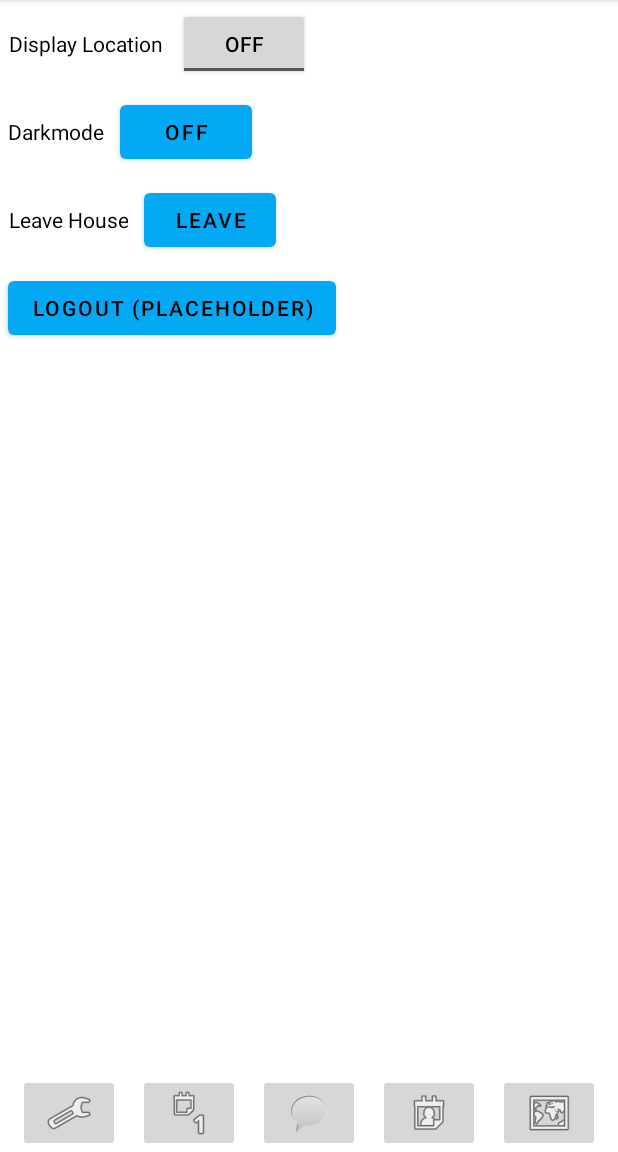
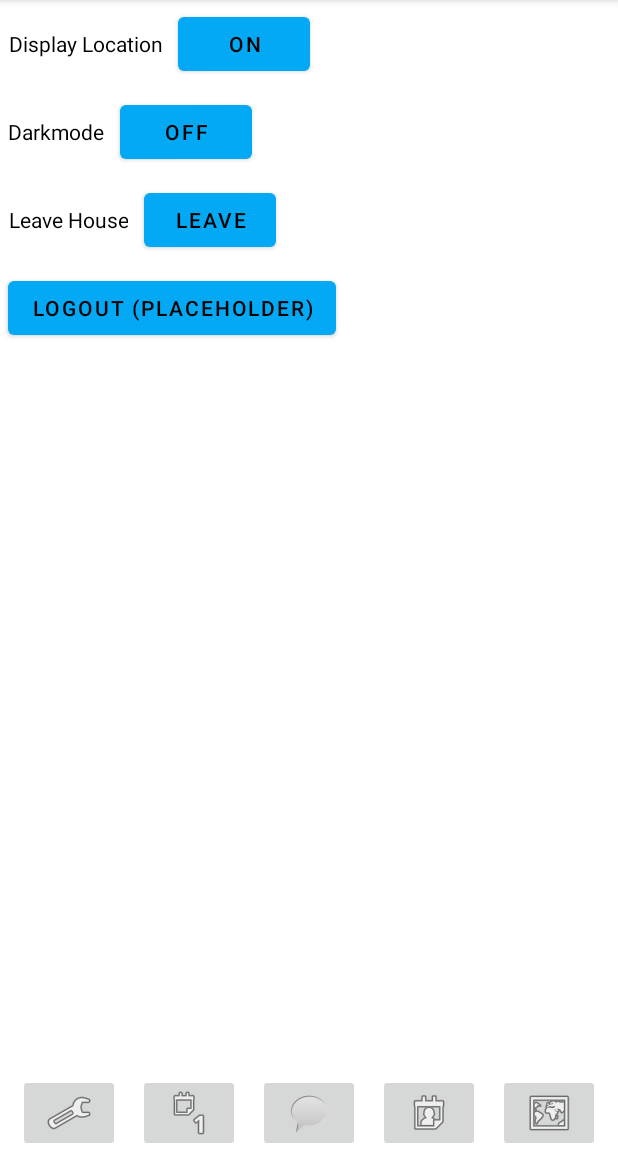
Before and after one commit to tbostanche/RoomMateys, an Android app: the SettingsActivity screen opened directly, with no data from a screen before it, on a phone screen of 412 x 824 dp, the part 84-1236 px from its top. Run offline under Robolectric (Android 15) with nearby library versions, the phone set to English and light mode, and no system bars; our stand-ins replace Firebase (no records; nobody signed in at launch, a user with empty details on screens opened directly); libraries missing offline, so code that uses them is left out: com.firebase.ui.

Commit message:
shared preferences added to settings

```diff
--- a/app/src/main/java/com/example/roommateys/SettingsActivity.java
+++ b/app/src/main/java/com/example/roommateys/SettingsActivity.java
@@ -24,6 +24,8 @@ public class SettingsActivity extends AppCompatActivity {
 
     SharedPreferences sharedPreferences;
     DatabaseReference db;
+    boolean darkmode;
+    boolean shareLocation;
 
     @Override
     protected void onCreate(Bundle savedInstanceState) {
@@ -31,9 +33,15 @@ public class SettingsActivity extends AppCompatActivity {
         setContentView(R.layout.activity_settings);
         sharedPreferences = getSharedPreferences("com.example.roommateys", Context.MODE_PRIVATE);
         db = FirebaseDatabase.getInstance().getReference();
-        if (AppCompatDelegate.getDefaultNightMode() == AppCompatDelegate.MODE_NIGHT_YES){
+        darkmode = sharedPreferences.getBoolean("darkMode", false);
+        shareLocation = sharedPreferences.getBoolean("shareLocation", true);
+        if (darkmode){
             Button darkModeButton = findViewById(R.id.darkModeButton);
             darkModeButton.setText("ON");
+        }
+        if (shareLocation){
+            Button shareLocationButton = findViewById(R.id.displayLocationButton);
+            shareLocationButton.setText("ON");
         }
     }
 
@@ -97,15 +105,28 @@ public class SettingsActivity extends AppCompatActivity {
 
     public void enableDarkModeOnClick(View view) {
         Button darkModeButton = findViewById(R.id.darkModeButton);
-        if (darkModeButton.getText().equals("OFF")){
+        if (!darkmode){
             darkModeButton.setText("ON");
             AppCompatDelegate.setDefaultNightMode(AppCompatDelegate.MODE_NIGHT_YES);
-            if (AppCompatDelegate.getDefaultNightMode() == AppCompatDelegate.MODE_NIGHT_YES){
-                Log.i("info", "Dark Mode On");
-            }
+            sharedPreferences.edit().putBoolean("darkMode", true).apply();
         } else {
             darkModeButton.setText("OFF");
             AppCompatDelegate.setDefaultNightMode(AppCompatDelegate.MODE_NIGHT_NO);
+            sharedPreferences.edit().putBoolean("darkMode", false).apply();
+        }
+    }
+
+    public void locationSettingOnClick(View view) {
+        if (shareLocation) {
+            sharedPreferences.edit().putBoolean("shareLocation", false);
+            shareLocation = false;
+            Button shareLocationButton = findViewById(R.id.displayLocationButton);
+            shareLocationButton.setText("OFF");
+        } else {
+            sharedPreferences.edit().putBoolean("shareLocation", true);
+            shareLocation = true;
+            Button shareLocationButton = findViewById(R.id.displayLocationButton);
+            shareLocationButton.setText("ON");
         }
     }
 }
--- a/app/src/main/res/layout/activity_settings.xml
+++ b/app/src/main/res/layout/activity_settings.xml
@@ -26,12 +26,13 @@
                 android:gravity="center"
                 android:layout_margin="5dp" />
 
-            <ToggleButton
-            android:id="@+id/displayLocationToggle"
+            <Button
+            android:id="@+id/displayLocationButton"
             android:layout_width="wrap_content"
             android:layout_height="wrap_content"
-            android:text="Display Location"
-            android:layout_margin="5dp"/>
+            android:text="OFF"
+            android:layout_margin="5dp"
+            android:onClick="locationSettingOnClick"/>
 
         </LinearLayout>
 
```
